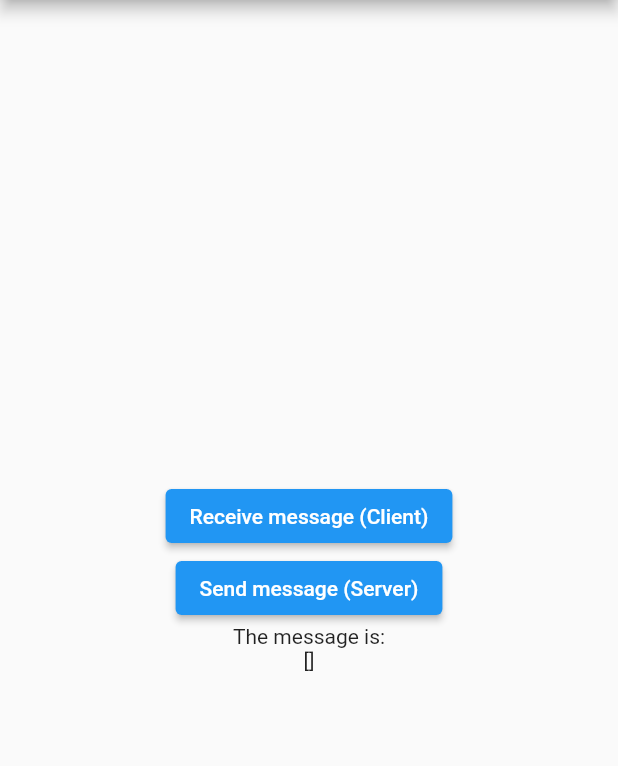
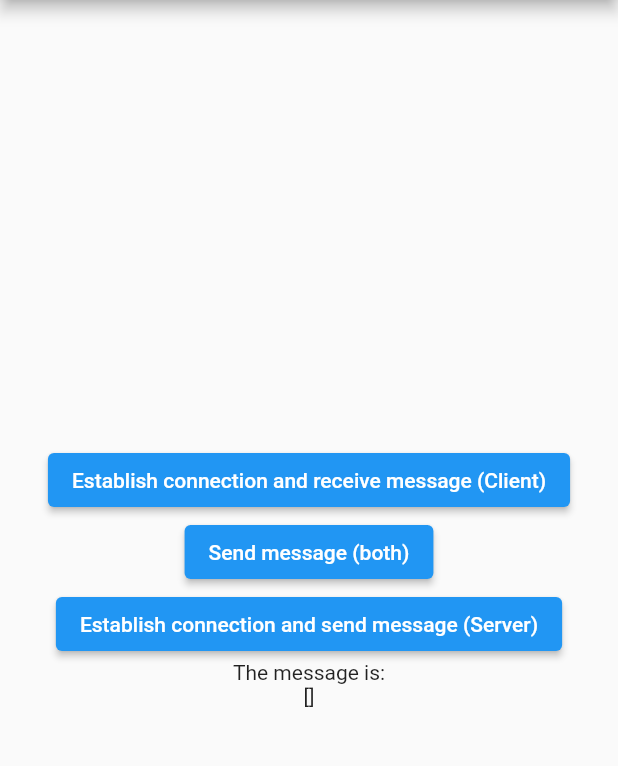
Before and after one commit to Voklen/Messaging, a Flutter app: the screen it shows after launch, on a phone screen of 412 x 824 dp, the part 84-850 px from its top. Run offline on Flutter 3.47's test engine with Material 2 defaults, Android fonts, the phone set to English and light mode, and no system bars.

Commit message:
Working again

```diff
--- a/lib/main.dart
+++ b/lib/main.dart
@@ -32,7 +32,8 @@ class MyHomePage extends StatefulWidget {
 }
 
 class RECEIVE extends State<MyHomePage> {
-  final List<Connection> _connections = [];
+  final List<ActiveConnection> _connections = [];
+  final List<String> _messages = [];
 
   // SERVER SEND
   Future<String> _serverSend() async {
@@ -45,32 +46,33 @@ class RECEIVE extends State<MyHomePage> {
 
   void handleClient(Socket client) {
     client.write("Hello from simple server!\n");
-    client.close();
+    var connection = ActiveConnection(client, showMessage, removeConnection);
+    _connections.add(connection);
   }
 
   // CLIENT RECEIVE
   void _clientReceive() async {
     var socket = await Socket.connect("localhost", 4567);
-    var connection = Connection(socket, removeConnection);
+    var connection = ActiveConnection(socket, showMessage, removeConnection);
     _connections.add(connection);
   }
 
-  // void showMessage(String message) {
-  //   setState(() {
-  //     _messages.add(message);
-  //   });
-  // }
+  void showMessage(String message) {
+    setState(() {
+      _messages.add(message);
+    });
+  }
 
-  void removeConnection(Connection con) {
+  void _sendMessage() {
+    _connections[0].sendMessage("heloooo");
+  }
+
+  void removeConnection(ActiveConnection con) {
     _connections.remove(con);
   }
 
   @override
   Widget build(BuildContext context) {
-    List<String> messages = [];
-    for (var i in _connections) {
-      messages.addAll(i.messages);
-    }
     return Scaffold(
       appBar: AppBar(
         title: Text(widget.title),
@@ -81,12 +83,17 @@ class RECEIVE extends State<MyHomePage> {
           children: <Widget>[
             ElevatedButton(
                 onPressed: _clientReceive,
-                child: const Text('Receive message (Client)')),
+                child: const Text(
+                    'Establish connection and receive message (Client)')),
+            ElevatedButton(
+                onPressed: _sendMessage,
+                child: const Text('Send message (both)')),
             ElevatedButton(
                 onPressed: _serverSend,
-                child: const Text('Send message (Server)')),
+                child: const Text(
+                    'Establish connection and send message (Server)')),
             const Text('The message is:'),
-            Text(messages.toString())
+            Text(_messages.toString())
           ],
         ),
       ),
@@ -94,13 +101,43 @@ class RECEIVE extends State<MyHomePage> {
   }
 }
 
-class Connection {
+class ActiveConnection {
+  final Socket _socket;
+  final Function _onMessage;
+  final Function _remove;
+
+  ActiveConnection(this._socket, this._onMessage, this._remove) {
+    _socket.listen(_messageHandler,
+        onError: _errorHandler, onDone: _finishedHandler);
+  }
+
+  void _messageHandler(Uint8List data) {
+    String message = String.fromCharCodes(data).trim();
+    _onMessage(message);
+  }
+
+  void _errorHandler(error) {
+    _remove(this);
+    _socket.close();
+  }
+
+  void _finishedHandler() {
+    // _remove(this);
+    // _socket.close();
+  }
+
+  void sendMessage(String message) {
+    _socket.write(message);
+  }
+}
+
+class StandbyConnection {
   final Socket _socket;
   final Function _remove;
 
   List<String> messages = [];
 
-  Connection(this._socket, this._remove) {
+  StandbyConnection(this._socket, this._remove) {
     _socket.listen(messageHandler,
         onError: errorHandler, onDone: finishedHandler);
   }
```
